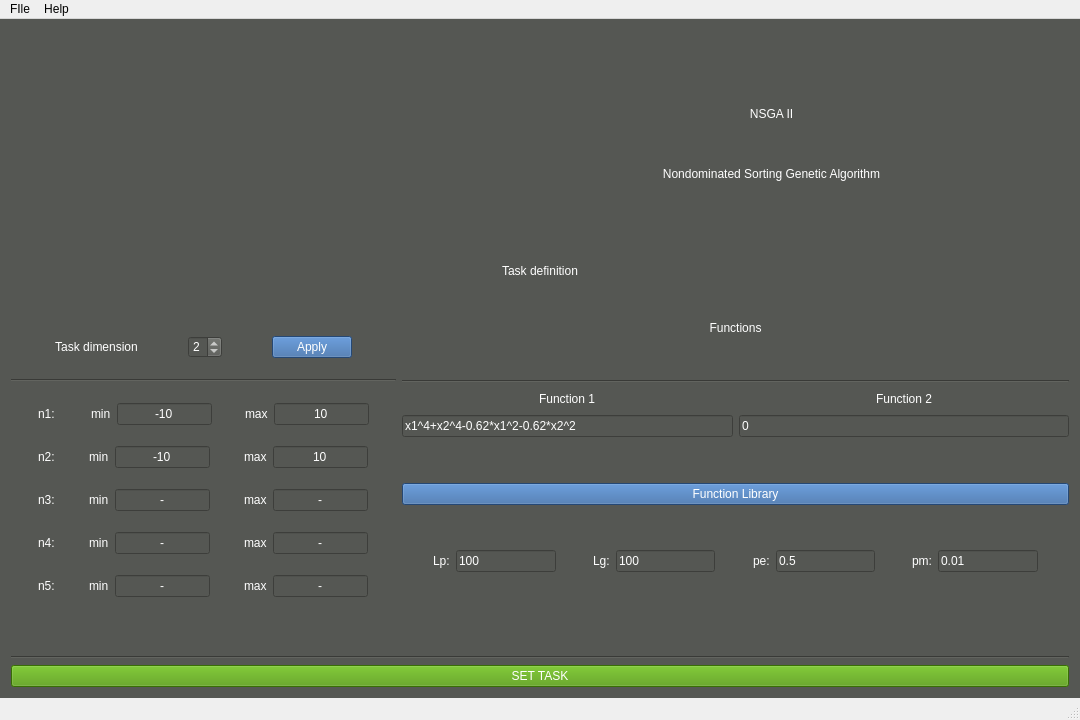
First picture: the form in uic/optimizationmainwindow.ui, repository AdamKrzykala/Optimization, before the edit.
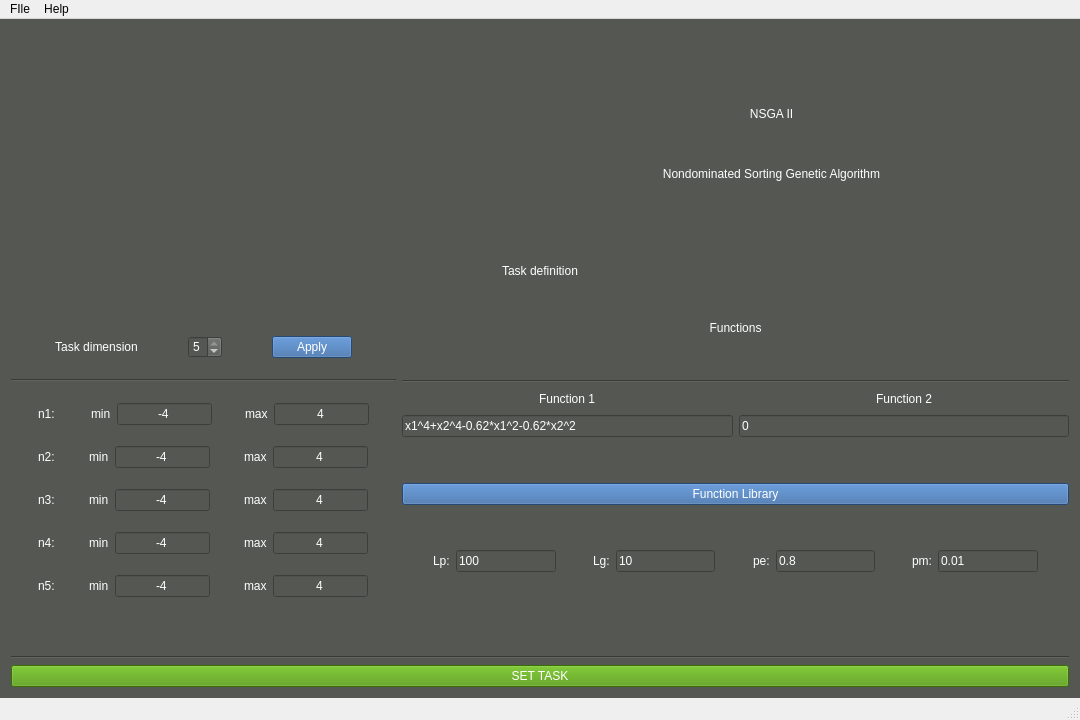
Second picture: the form after the edit. Icons and pictures are not drawn.

The edit to the form file:
```diff
--- a/uic/optimizationmainwindow.ui
+++ b/uic/optimizationmainwindow.ui
@@ -107,7 +107,7 @@
              <number>5</number>
             </property>
             <property name="value">
-             <number>2</number>
+             <number>5</number>
             </property>
            </widget>
           </item>
@@ -220,7 +220,7 @@
 color: rgb(255, 255, 255);</string>
             </property>
             <property name="text">
-             <string>-10</string>
+             <string>-4</string>
             </property>
             <property name="alignment">
              <set>Qt::AlignCenter</set>
@@ -258,7 +258,7 @@
 color: rgb(255, 255, 255);</string>
             </property>
             <property name="text">
-             <string>10</string>
+             <string>4</string>
             </property>
             <property name="alignment">
              <set>Qt::AlignCenter</set>
@@ -337,7 +337,7 @@
 color: rgb(255, 255, 255);</string>
             </property>
             <property name="text">
-             <string>-10</string>
+             <string>-4</string>
             </property>
             <property name="alignment">
              <set>Qt::AlignCenter</set>
@@ -375,7 +375,7 @@
 color: rgb(255, 255, 255);</string>
             </property>
             <property name="text">
-             <string>10</string>
+             <string>4</string>
             </property>
             <property name="alignment">
              <set>Qt::AlignCenter</set>
@@ -457,7 +457,7 @@
 color: rgb(255, 255, 255);</string>
             </property>
             <property name="text">
-             <string>-</string>
+             <string>-4</string>
             </property>
             <property name="alignment">
              <set>Qt::AlignCenter</set>
@@ -498,7 +498,7 @@
 color: rgb(255, 255, 255);</string>
             </property>
             <property name="text">
-             <string>-</string>
+             <string>4</string>
             </property>
             <property name="alignment">
              <set>Qt::AlignCenter</set>
@@ -580,7 +580,7 @@
 color: rgb(255, 255, 255);</string>
             </property>
             <property name="text">
-             <string>-</string>
+             <string>-4</string>
             </property>
             <property name="alignment">
              <set>Qt::AlignCenter</set>
@@ -621,7 +621,7 @@
 color: rgb(255, 255, 255);</string>
             </property>
             <property name="text">
-             <string>-</string>
+             <string>4</string>
             </property>
             <property name="alignment">
              <set>Qt::AlignCenter</set>
@@ -703,7 +703,7 @@
 color: rgb(255, 255, 255);</string>
             </property>
             <property name="text">
-             <string>-</string>
+             <string>-4</string>
             </property>
             <property name="alignment">
              <set>Qt::AlignCenter</set>
@@ -744,7 +744,7 @@
 color: rgb(255, 255, 255);</string>
             </property>
             <property name="text">
-             <string>-</string>
+             <string>4</string>
             </property>
             <property name="alignment">
              <set>Qt::AlignCenter</set>
@@ -1026,7 +1026,7 @@
 color: rgb(255, 255, 255);</string>
             </property>
             <property name="text">
-             <string>100</string>
+             <string>10</string>
             </property>
            </widget>
           </item>
@@ -1061,7 +1061,7 @@
 color: rgb(255, 255, 255);</string>
             </property>
             <property name="text">
-             <string>0.5</string>
+             <string>0.8</string>
             </property>
            </widget>
           </item>
```
